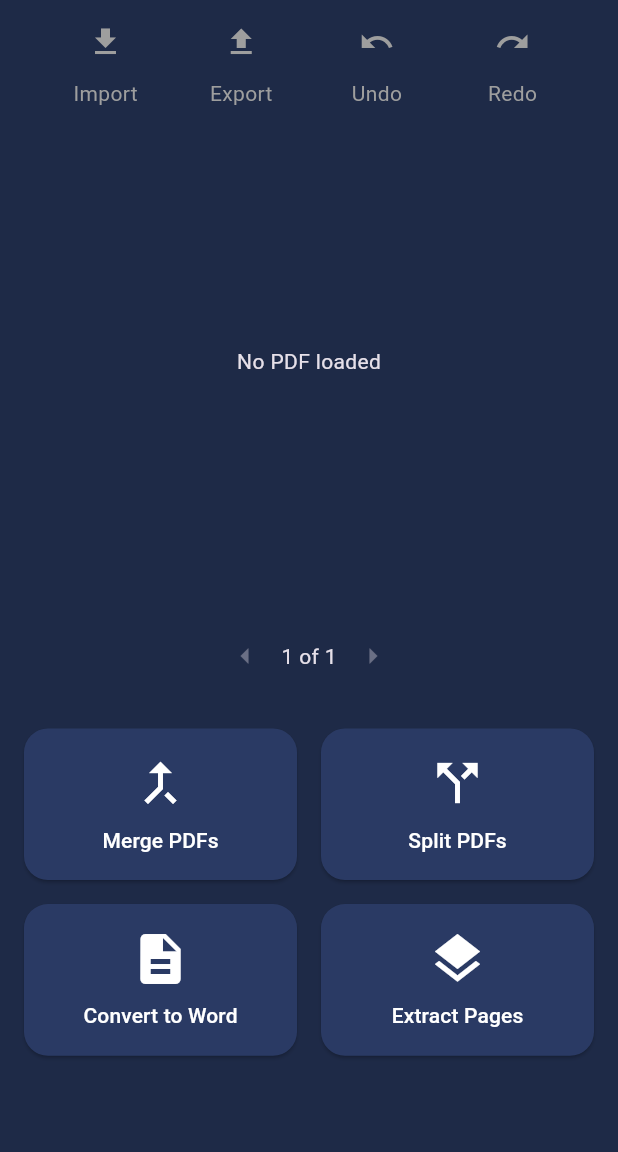
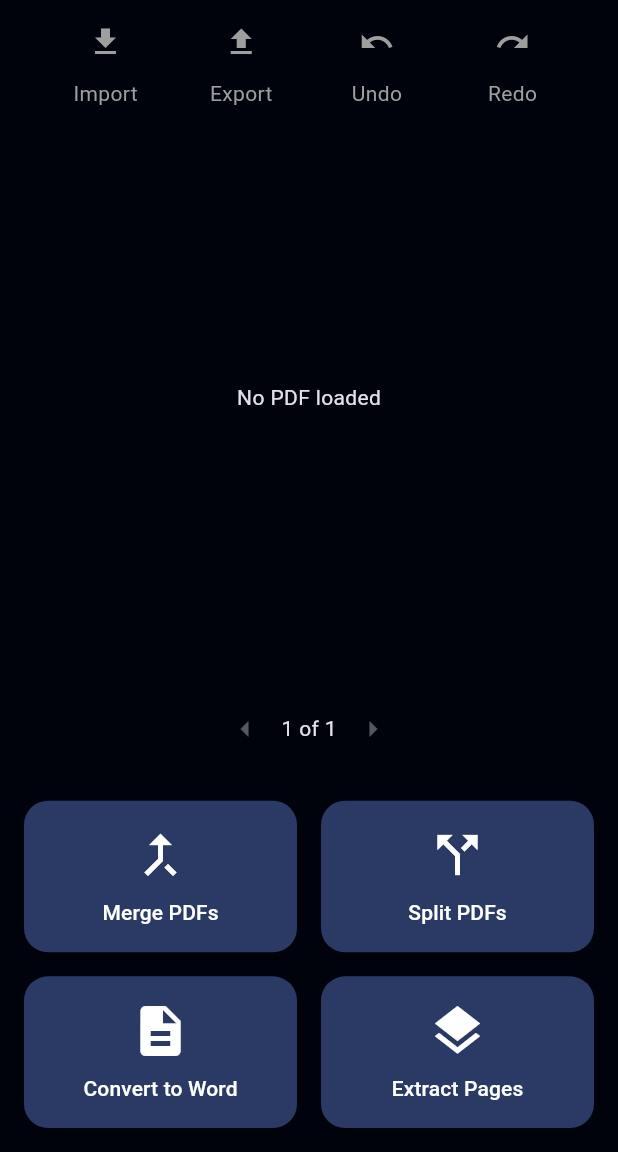
Before and after one commit to ale-russ/mobile_pdf_tool, a Flutter app: the PdfEditorScreen screen opened by its route, on a phone screen of 412 x 824 dp, the part 84-1236 px from its top. Run offline on Flutter 3.47's test engine with Material 3 defaults, Android fonts, the light colour scheme and no system bars; our stand-ins replace dio, file_picker, flutter_riverpod, go_router; missing offline and left inert: syncfusion_flutter_pdfviewer.

Commit message:
working on ui

```diff
--- a/pdf_tool/lib/main.dart
+++ b/pdf_tool/lib/main.dart
@@ -24,7 +24,7 @@ class MyApp extends ConsumerWidget {
         useMaterial3: true,
         brightness: isDarkMode ? Brightness.dark : Brightness.light,
         primarySwatch: Colors.blue,
-        scaffoldBackgroundColor: isDarkMode ? Color(0xFF1E2A47) : Colors.white,
+        scaffoldBackgroundColor: isDarkMode ? Color(0xFF00030C) : Colors.white,
         textTheme: TextTheme(
           bodyLarge: TextStyle(color: isDarkMode ? Colors.white : Colors.black),
         ),
--- a/pdf_tool/lib/screens/home.dart
+++ b/pdf_tool/lib/screens/home.dart
@@ -1,3 +1,5 @@
+import 'dart:developer';
+
 import 'package:flutter/material.dart';
 import 'package:file_picker/file_picker.dart';
 import 'package:flutter_riverpod/flutter_riverpod.dart';
@@ -23,6 +25,8 @@ class HomeScreen extends ConsumerWidget {
                   type: FileType.custom,
                   allowedExtensions: ['pdf'],
                 );
+                log('result: $result');
+
                 if (result != null) {
                   ref
                       .read(pdfStateProvider.notifier)
--- a/pdf_tool/lib/screens/pdf_editor_screen.dart
+++ b/pdf_tool/lib/screens/pdf_editor_screen.dart
@@ -1,5 +1,6 @@
 // ignore_for_file: no_leading_underscores_for_local_identifiers
 
+import 'dart:developer';
 import 'dart:io';
 import 'package:file_picker/file_picker.dart';
 import 'package:flutter/material.dart';
@@ -10,9 +11,13 @@ import 'package:syncfusion_flutter_pdfviewer/pdfviewer.dart';
 import '../providers/action_history_provider.dart';
 import '../providers/pdf_state_provider.dart';
 import '../providers/theme_provider.dart';
+import '../widgets/action_buttons.dart';
+import '../widgets/feature_buttons.dart';
 
 class PdfEditorScreen extends ConsumerWidget {
-  const PdfEditorScreen({super.key});
+  PdfEditorScreen({super.key});
+
+  final GlobalKey<SfPdfViewerState> _pdfViewerKey = GlobalKey();
 
   @override
   Widget build(BuildContext context, WidgetRef ref) {
@@ -89,16 +94,17 @@ class PdfEditorScreen extends ConsumerWidget {
             child: Row(
               mainAxisAlignment: MainAxisAlignment.spaceEvenly,
               children: [
-                _buildActionButton(
-                  context,
-                  Icons.file_download,
-                  'Import',
-                  () async {
+                ActionButtons(
+                  context: context,
+                  icon: Icons.file_download,
+                  label: 'Import',
+                  onPressed: () async {
                     FilePickerResult? result = await FilePicker.platform
                         .pickFiles(
                           type: FileType.custom,
                           allowedExtensions: ['pdf'],
                         );
+                    log('Result: $result');
                     if (result != null) {
                       ref
                           .read(pdfStateProvider.notifier)
@@ -109,35 +115,37 @@ class PdfEditorScreen extends ConsumerWidget {
                     }
                   },
                 ),
-                _buildActionButton(
-                  context,
-                  Icons.file_upload,
-                  'Export',
-                  _exportPdf,
+                ActionButtons(
+                  context: context,
+                  icon: Icons.file_upload,
+                  label: 'Export',
+                  onPressed: _exportPdf,
                 ),
-                _buildActionButton(
-                  context,
-                  Icons.undo,
-                  'Undo',
+                ActionButtons(
+                  context: context,
+                  icon: Icons.undo,
+                  label: 'Undo',
+                  onPressed:
                       canUndo
                           ? () {
                             ref.read(actionHistoryProvider.notifier).undo();
-                        ScaffoldMessenger.of(
-                          context,
-                        ).showSnackBar(SnackBar(content: Text('Undo action')));
+                            ScaffoldMessenger.of(context).showSnackBar(
+                              SnackBar(content: Text('Undo action')),
+                            );
                           }
                           : null,
                 ),
-                _buildActionButton(
-                  context,
-                  Icons.redo,
-                  'Redo',
+                ActionButtons(
+                  context: context,
+                  icon: Icons.redo,
+                  label: 'Redo',
+                  onPressed:
                       canRedo
                           ? () {
                             ref.read(actionHistoryProvider.notifier).redo();
-                        ScaffoldMessenger.of(
-                          context,
-                        ).showSnackBar(SnackBar(content: Text('Redo action')));
+                            ScaffoldMessenger.of(context).showSnackBar(
+                              SnackBar(content: Text('Redo action')),
+                            );
                           }
                           : null,
                 ),
@@ -145,13 +153,14 @@ class PdfEditorScreen extends ConsumerWidget {
             ),
           ),
           // PDF Viewer
-          SizedBox(
+          Expanded(
+            child: SizedBox(
               height: MediaQuery.of(context).size.height * 0.4,
-            child: Expanded(
               child:
                   pdfState.pdfPath != null
                       ? SizedBox(
                         child: SfPdfViewer.file(
+                          key: _pdfViewerKey,
                           File(pdfState.pdfPath!),
                           onDocumentLoaded: (details) {
                             ref
@@ -219,29 +228,29 @@ class PdfEditorScreen extends ConsumerWidget {
               mainAxisSpacing: 16,
               childAspectRatio: 1.8,
               children: [
-                _buildFeatureButton(
-                  context,
-                  Icons.merge_type,
-                  'Merge PDFs',
-                  _mergePdfs,
+                FeatureButtons(
+                  context: context,
+                  icon: Icons.merge_type,
+                  label: 'Merge PDFs',
+                  onPressed: _mergePdfs,
                 ),
-                _buildFeatureButton(
-                  context,
-                  Icons.call_split,
-                  'Split PDFs',
-                  _splitPdfs,
+                FeatureButtons(
+                  context: context,
+                  icon: Icons.call_split,
+                  label: 'Split PDFs',
+                  onPressed: _splitPdfs,
                 ),
-                _buildFeatureButton(
-                  context,
-                  Icons.description,
-                  'Convert to Word',
-                  _convertToWord,
+                FeatureButtons(
+                  context: context,
+                  icon: Icons.description,
+                  label: 'Convert to Word',
+                  onPressed: _convertToWord,
                 ),
-                _buildFeatureButton(
-                  context,
-                  Icons.layers,
-                  'Extract Pages',
-                  _extractPages,
+                FeatureButtons(
+                  context: context,
+                  icon: Icons.layers,
+                  label: 'Extract Pages',
+                  onPressed: _extractPages,
                 ),
               ],
             ),
@@ -250,42 +259,4 @@ class PdfEditorScreen extends ConsumerWidget {
       ),
     );
   }
-
-  Widget _buildActionButton(
-    BuildContext context,
-    IconData icon,
-    String label,
-    VoidCallback? onPressed,
-  ) {
-    return Column(
-      children: [
-        IconButton(icon: Icon(icon, color: Colors.grey), onPressed: onPressed),
-        Text(label, style: TextStyle(color: Colors.grey)),
-      ],
-    );
 }
-
-  Widget _buildFeatureButton(
-    BuildContext context,
-    IconData icon,
-    String label,
-    VoidCallback onPressed,
-  ) {
-    return ElevatedButton(
-      onPressed: onPressed,
-      style: ElevatedButton.styleFrom(
-        minimumSize: Size(100, 80),
-        backgroundColor: Color(0xFF2A3A64),
-        shape: RoundedRectangleBorder(borderRadius: BorderRadius.circular(16)),
-      ),
-      child: Column(
-        mainAxisAlignment: MainAxisAlignment.center,
-        children: [
-          Icon(icon, size: 40, color: Colors.white),
-          SizedBox(height: 8),
-          Text(label, style: TextStyle(color: Colors.white)),
-        ],
-      ),
-    );
-  }
-}
--- /dev/null
+++ b/pdf_tool/lib/widgets/action_buttons.dart
@@ -0,0 +1,26 @@
+import 'package:flutter/material.dart';
+
+class ActionButtons extends StatelessWidget {
+  const ActionButtons({
+    super.key,
+    required this.context,
+    required this.icon,
+    required this.label,
+    required this.onPressed,
+  });
+
+  final BuildContext context;
+  final IconData icon;
+  final String label;
+  final VoidCallback? onPressed;
+
+  @override
+  Widget build(BuildContext context) {
+    return Column(
+      children: [
+        IconButton(icon: Icon(icon, color: Colors.grey), onPressed: onPressed),
+        Text(label, style: TextStyle(color: Colors.grey)),
+      ],
+    );
+  }
+}
--- /dev/null
+++ b/pdf_tool/lib/widgets/feature_buttons.dart
@@ -0,0 +1,36 @@
+import 'package:flutter/material.dart';
+
+class FeatureButtons extends StatelessWidget {
+  const FeatureButtons({
+    super.key,
+    required this.context,
+    required this.icon,
+    required this.label,
+    required this.onPressed,
+  });
+
+  final BuildContext context;
+  final IconData icon;
+  final String label;
+  final VoidCallback onPressed;
+
+  @override
+  Widget build(BuildContext context) {
+    return ElevatedButton(
+      onPressed: onPressed,
+      style: ElevatedButton.styleFrom(
+        minimumSize: Size(100, 80),
+        backgroundColor: Color(0xFF2A3A64),
+        shape: RoundedRectangleBorder(borderRadius: BorderRadius.circular(16)),
+      ),
+      child: Column(
+        mainAxisAlignment: MainAxisAlignment.center,
+        children: [
+          Icon(icon, size: 40, color: Colors.white),
+          SizedBox(height: 8),
+          Text(label, style: TextStyle(color: Colors.white)),
+        ],
+      ),
+    );
+  }
+}
```
Lines whose indentation alone changed are shown as unchanged.
